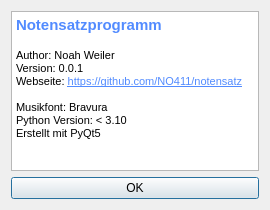
The window that src/pyqt5_designer_uis/aboutbox.ui (NO411/notensatz) describes before a commit, drawn with Qt 5.
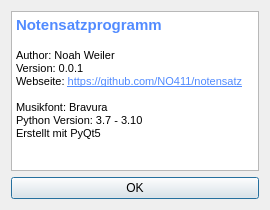
The same window after the commit. Icons and pictures are not drawn.

Diff of the .ui file:
```diff
--- a/src/pyqt5_designer_uis/aboutbox.ui
+++ b/src/pyqt5_designer_uis/aboutbox.ui
@@ -66,7 +66,7 @@
 &lt;p style=&quot; margin-top:0px; margin-bottom:0px; margin-left:0px; margin-right:0px; -qt-block-indent:0; text-indent:0px;&quot;&gt;Webseite: &lt;a href=&quot;https://github.com/NO411/notensatz&quot;&gt;&lt;span style=&quot; font-size:8pt; text-decoration: underline; color:#528bff;&quot;&gt;https://github.com/NO411/notensatz&lt;/span&gt;&lt;/a&gt;&lt;/p&gt;
 &lt;p style=&quot;-qt-paragraph-type:empty; margin-top:0px; margin-bottom:0px; margin-left:0px; margin-right:0px; -qt-block-indent:0; text-indent:0px;&quot;&gt;&lt;br /&gt;&lt;/p&gt;
 &lt;p style=&quot; margin-top:0px; margin-bottom:0px; margin-left:0px; margin-right:0px; -qt-block-indent:0; text-indent:0px;&quot;&gt;Musikfont: Bravura&lt;/p&gt;
-&lt;p style=&quot; margin-top:0px; margin-bottom:0px; margin-left:0px; margin-right:0px; -qt-block-indent:0; text-indent:0px;&quot;&gt;Python Version: &amp;lt; 3.10&lt;/p&gt;
+&lt;p style=&quot; margin-top:0px; margin-bottom:0px; margin-left:0px; margin-right:0px; -qt-block-indent:0; text-indent:0px;&quot;&gt;Python Version: 3.7 - 3.10&lt;/p&gt;
 &lt;p style=&quot; margin-top:0px; margin-bottom:0px; margin-left:0px; margin-right:0px; -qt-block-indent:0; text-indent:0px;&quot;&gt;Erstellt mit PyQt5&lt;/p&gt;
 &lt;p style=&quot;-qt-paragraph-type:empty; margin-top:0px; margin-bottom:0px; margin-left:0px; margin-right:0px; -qt-block-indent:0; text-indent:0px;&quot;&gt;&lt;br /&gt;&lt;/p&gt;&lt;/body&gt;&lt;/html&gt;</string>
      </property>
```
